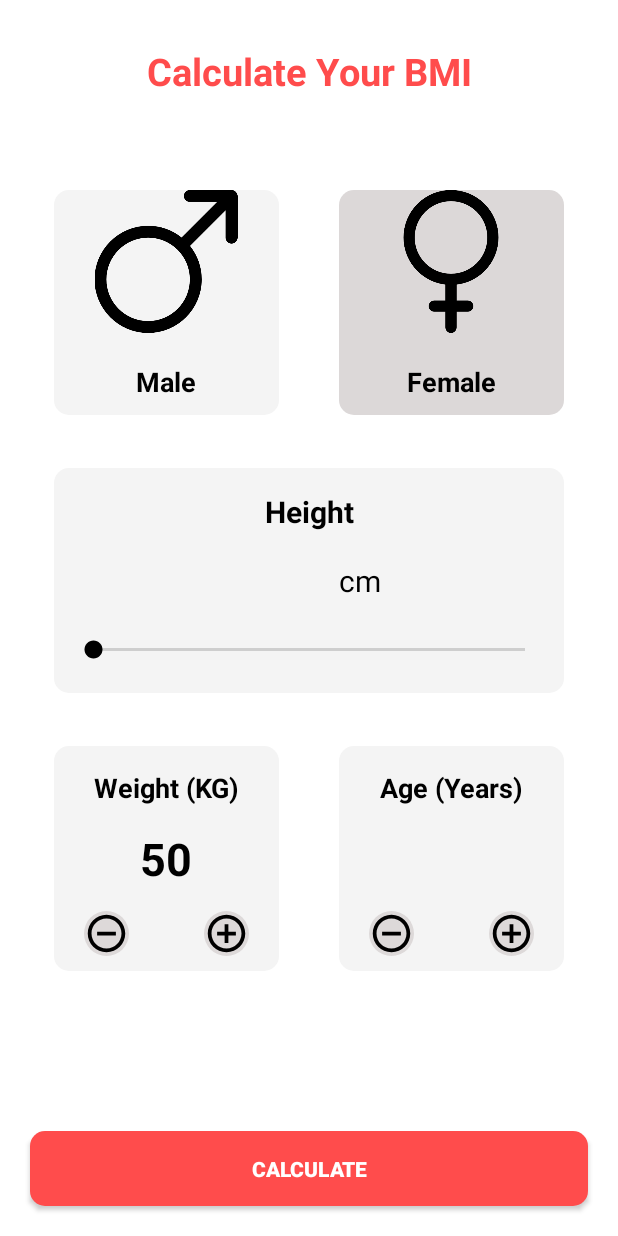
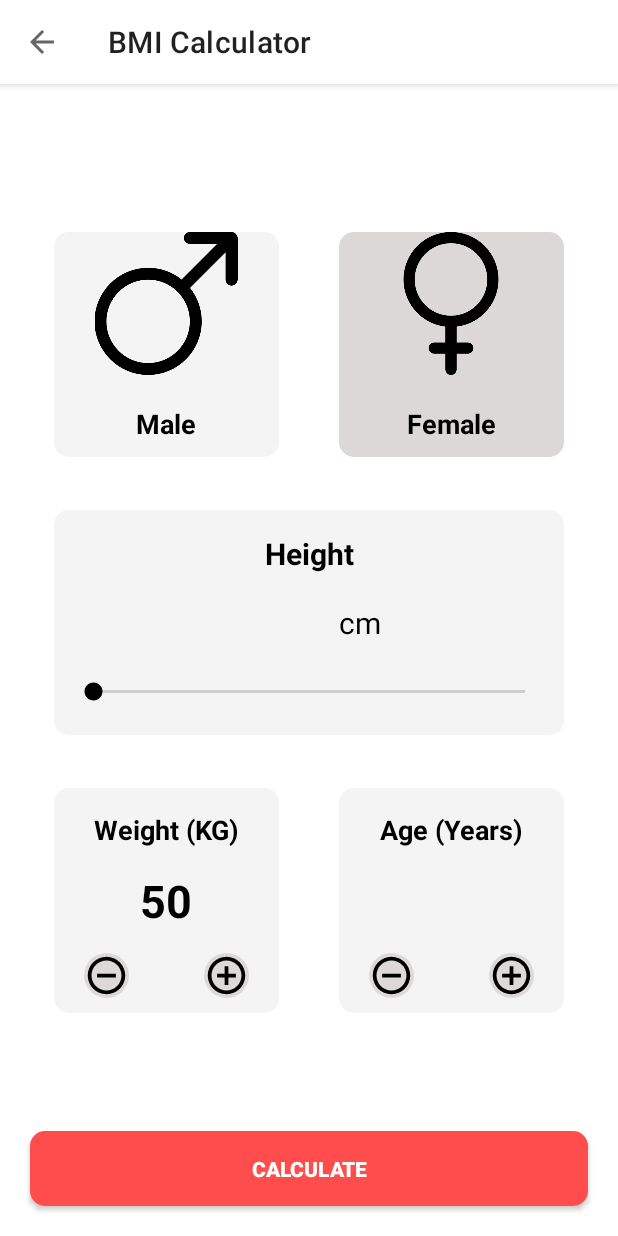
Before and after one commit to AbhiYHub/Nutrition-App, an Android app: the BMICalculate screen opened directly, with no data from a screen before it, on a phone screen of 412 x 824 dp. Run offline under Robolectric (Android 15) with nearby library versions, the phone set to English and light mode, and no system bars; our stand-ins replace Firebase (no records; nobody signed in at launch, a user with empty details on screens opened directly); 7 statements that could not run were skipped.

```diff
--- a/app/src/main/AndroidManifest.xml
+++ b/app/src/main/AndroidManifest.xml
@@ -9,6 +9,9 @@
         android:roundIcon="@mipmap/ic_launcher_round"
         android:supportsRtl="true"
         android:theme="@style/Theme.NutritionApp">
+        <activity
+            android:name=".ActivityProfile"
+            android:exported="true" />
         <activity
             android:name=".HomeActivities.BMIResult"
             android:exported="false" />
--- a/app/src/main/java/com/miniproject/nutritionapp/HomeActivities/BMICalculate.java
+++ b/app/src/main/java/com/miniproject/nutritionapp/HomeActivities/BMICalculate.java
@@ -5,6 +5,7 @@ import androidx.core.content.ContextCompat;
 
 import android.content.Intent;
 import android.os.Bundle;
+import android.view.MenuItem;
 import android.view.View;
 import android.widget.ImageView;
 import android.widget.RelativeLayout;
@@ -13,6 +14,7 @@ import android.widget.TextView;
 import android.widget.Toast;
 
 import com.google.android.gms.tasks.OnSuccessListener;
+import com.google.android.material.appbar.MaterialToolbar;
 import com.google.firebase.auth.FirebaseAuth;
 import com.google.firebase.firestore.DocumentSnapshot;
 import com.google.firebase.firestore.FirebaseFirestore;
@@ -33,6 +35,8 @@ public class BMICalculate extends AppCompatActivity {
     FirebaseAuth fAuth;
     FirebaseFirestore fStore;
 
+    MaterialToolbar toolbar;
+
     @Override
     protected void onCreate(Bundle savedInstanceState) {
         super.onCreate(savedInstanceState);
@@ -40,6 +44,8 @@ public class BMICalculate extends AppCompatActivity {
 
         //bind all the views
         initiateWithID();
+
+        setupToolbar();
 
         //initiate firebase classes
         initiateFirebaseClasses();
@@ -195,5 +201,23 @@ public class BMICalculate extends AppCompatActivity {
 
         mMale = findViewById(R.id.male);
         mFemale = findViewById(R.id.female);
+
+        toolbar = findViewById(R.id.toolbar_calbmi);
+    }
+
+    private void setupToolbar(){
+        if (getSupportActionBar()==null){
+            setSupportActionBar(toolbar);
+            getSupportActionBar().setDisplayHomeAsUpEnabled(true);
+            getSupportActionBar().setDisplayShowHomeEnabled(true);
+        }
+    }
+
+    @Override
+    public boolean onOptionsItemSelected(MenuItem item) {
+        if (item.getItemId() == android.R.id.home) {
+            finish();
+        }
+        return super.onOptionsItemSelected(item);
     }
 }
--- a/app/src/main/res/layout/activity_bmicalculate.xml
+++ b/app/src/main/res/layout/activity_bmicalculate.xml
@@ -1,11 +1,28 @@
 <?xml version="1.0" encoding="utf-8"?>
-<RelativeLayout xmlns:android="http://schemas.android.com/apk/res/android"
+<androidx.coordinatorlayout.widget.CoordinatorLayout xmlns:android="http://schemas.android.com/apk/res/android"
     xmlns:app="http://schemas.android.com/apk/res-auto"
     xmlns:tools="http://schemas.android.com/tools"
     android:layout_width="match_parent"
     android:layout_height="match_parent"
     tools:context=".HomeActivities.BMICalculate">
 
+    <com.google.android.material.appbar.AppBarLayout
+        android:layout_width="match_parent"
+        android:layout_height="?attr/actionBarSize"
+            android:background="@color/white"
+            >
+        <com.google.android.material.appbar.MaterialToolbar
+            android:id="@+id/toolbar_calbmi"
+            android:layout_width="match_parent"
+            android:layout_height="match_parent"
+            app:title="BMI Calculator"
+            />
+    </com.google.android.material.appbar.AppBarLayout>
+
+    <RelativeLayout
+        android:layout_width="match_parent"
+        android:layout_height="match_parent"
+        app:layout_behavior="com.google.android.material.appbar.AppBarLayout$ScrollingViewBehavior">
         <RelativeLayout
             android:id="@+id/centerhorizontalline"
             android:layout_width="match_parent"
@@ -17,17 +34,6 @@
             android:layout_width="wrap_content"
             android:layout_height="match_parent"
             android:layout_centerHorizontal="true"/>
-
-    <TextView
-        android:layout_width="match_parent"
-        android:layout_height="wrap_content"
-        android:layout_alignParentTop="true"
-        android:layout_marginTop="30dp"
-        android:text="Calculate Your BMI"
-        android:textAlignment="center"
-        android:textColor="#FF4C4C"
-        android:textSize="25sp"
-        android:textStyle="bold" />
 
         <RelativeLayout
             android:id="@+id/male"
@@ -292,5 +298,6 @@
             android:text="Calculate"
             android:textColor="@color/white"
             android:textStyle="bold" />
+    </RelativeLayout>
 
-</RelativeLayout>
+</androidx.coordinatorlayout.widget.CoordinatorLayout>
```
Also changed, not shown: app/src/main/java/com/miniproject/nutritionapp/ActivityProfile.java (added, +14 -0 lines), app/src/main/res/layout/activity_profile.xml (added, +12 -0 lines). Lines whose indentation alone changed are shown as unchanged.
